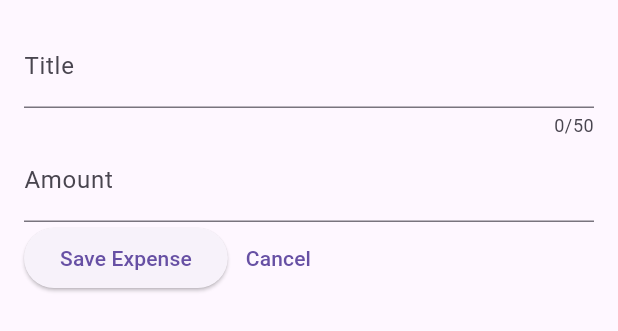
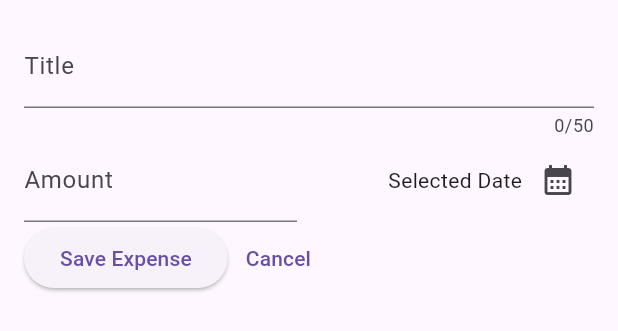
Before and after one commit to swapnilgt/flutter, a Flutter app: the NewExpense widget shown alone on an empty page, opened directly, on a phone screen of 412 x 824 dp. Shown: the top 331 px of the screen. Run offline on Flutter 3.47's test engine with Material 3 defaults, Android fonts, the phone set to English and light mode, and no system bars; our stand-ins replace google_fonts.

Commit message:
opening date picker with a click.

```diff
--- a/expense_tracker/lib/ui/new_expense/new_expense.dart
+++ b/expense_tracker/lib/ui/new_expense/new_expense.dart
@@ -12,6 +12,17 @@ class NewExpense extends StatefulWidget {
 class _NewExpenseState extends State<NewExpense> {
   final _titleController = TextEditingController();
   final _amountController = TextEditingController();
+
+  void _presentDatePicker() {
+    final now = DateTime.now();
+    final firstDate = DateTime(now.year - 1, now.month, now.day);
+    showDatePicker(
+      context: context,
+      initialDate: now,
+      firstDate: firstDate,
+      lastDate: now,
+    );
+  }
 
   @override
   void dispose() {
@@ -34,13 +45,33 @@ class _NewExpenseState extends State<NewExpense> {
               label: Text('Title'),
             ),
           ),
-          TextField(
+          Row(
+            children: [
+              Expanded(
+                child: TextField(
                   controller: _amountController,
                   keyboardType: TextInputType.number,
                   decoration: InputDecoration(
                     prefixText: '\$',
                     label: Text('Amount'),
                   ),
+                ),
+              ),
+              const SizedBox(width: 16),
+              Expanded(
+                child: Row(
+                  mainAxisAlignment: MainAxisAlignment.end,
+                  crossAxisAlignment: CrossAxisAlignment.center,
+                  children: [
+                    const Text('Selected Date'),
+                    IconButton(
+                      onPressed: _presentDatePicker,
+                      icon: Icon(Icons.calendar_month),
+                    ),
+                  ],
+                ),
+              )
+            ],
           ),
           Row(
             children: [
```
Lines whose indentation alone changed are shown as unchanged.
